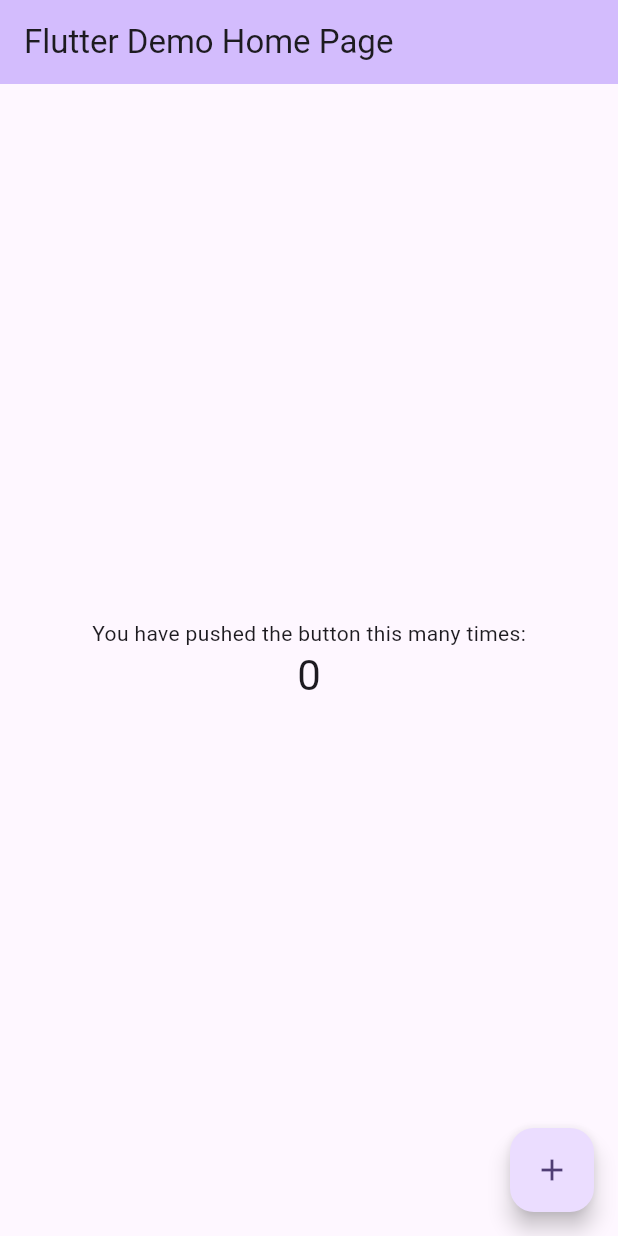
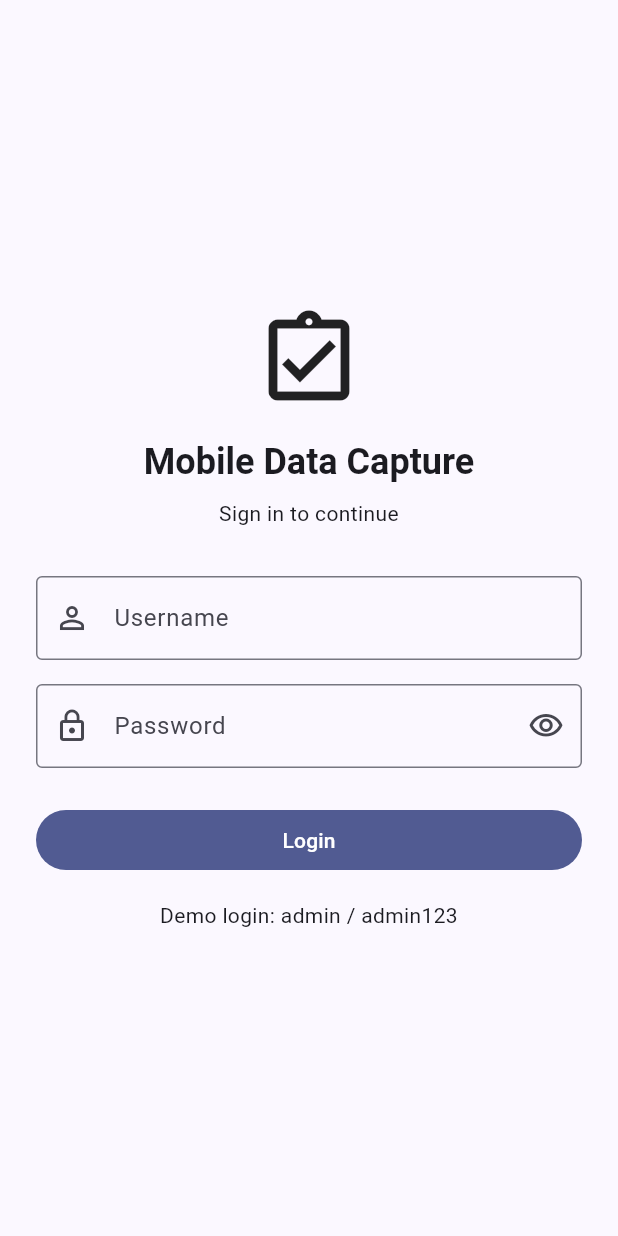
Before and after one commit to mrYumeth/mobile-data-capture-web-sync, a Flutter app: the screen it shows after launch, on a phone screen of 412 x 824 dp. Run offline on Flutter 3.47's test engine with Material 3 defaults, Android fonts, the phone set to English and light mode, and no system bars.

Commit message:
Add local login screen to Flutter app

```diff
--- /dev/null
+++ b/mobile-app/lib/app/app.dart
@@ -0,0 +1,20 @@
+import 'package:flutter/material.dart';
+
+import '../screens/login_screen.dart';
+
+class MobileDataCaptureApp extends StatelessWidget {
+  const MobileDataCaptureApp({super.key});
+
+  @override
+  Widget build(BuildContext context) {
+    return MaterialApp(
+      title: 'Mobile Data Capture',
+      debugShowCheckedModeBanner: false,
+      theme: ThemeData(
+        colorScheme: ColorScheme.fromSeed(seedColor: Colors.indigo),
+        useMaterial3: true,
+      ),
+      home: const LoginScreen(),
+    );
+  }
+}
--- a/mobile-app/lib/main.dart
+++ b/mobile-app/lib/main.dart
@@ -1,122 +1,8 @@
 import 'package:flutter/material.dart';
 
+import 'app/app.dart';
+
 void main() {
-  runApp(const MyApp());
+  WidgetsFlutterBinding.ensureInitialized();
+  runApp(const MobileDataCaptureApp());
 }
-
-class MyApp extends StatelessWidget {
-  const MyApp({super.key});
-
-  // This widget is the root of your application.
-  @override
-  Widget build(BuildContext context) {
-    return MaterialApp(
-      title: 'Flutter Demo',
-      theme: ThemeData(
-        // This is the theme of your application.
-        //
-        // TRY THIS: Try running your application with "flutter run". You'll see
-        // the application has a purple toolbar. Then, without quitting the app,
-        // try changing the seedColor in the colorScheme below to Colors.green
-        // and then invoke "hot reload" (save your changes or press the "hot
-        // reload" button in a Flutter-supported IDE, or press "r" if you used
-        // the command line to start the app).
-        //
-        // Notice that the counter didn't reset back to zero; the application
-        // state is not lost during the reload. To reset the state, use hot
-        // restart instead.
-        //
-        // This works for code too, not just values: Most code changes can be
-        // tested with just a hot reload.
-        colorScheme: .fromSeed(seedColor: Colors.deepPurple),
-      ),
-      home: const MyHomePage(title: 'Flutter Demo Home Page'),
-    );
-  }
-}
-
-class MyHomePage extends StatefulWidget {
-  const MyHomePage({super.key, required this.title});
-
-  // This widget is the home page of your application. It is stateful, meaning
-  // that it has a State object (defined below) that contains fields that affect
-  // how it looks.
-
-  // This class is the configuration for the state. It holds the values (in this
-  // case the title) provided by the parent (in this case the App widget) and
-  // used by the build method of the State. Fields in a Widget subclass are
-  // always marked "final".
-
-  final String title;
-
-  @override
-  State<MyHomePage> createState() => _MyHomePageState();
-}
-
-class _MyHomePageState extends State<MyHomePage> {
-  int _counter = 0;
-
-  void _incrementCounter() {
-    setState(() {
-      // This call to setState tells the Flutter framework that something has
-      // changed in this State, which causes it to rerun the build method below
-      // so that the display can reflect the updated values. If we changed
-      // _counter without calling setState(), then the build method would not be
-      // called again, and so nothing would appear to happen.
-      _counter++;
-    });
-  }
-
-  @override
-  Widget build(BuildContext context) {
-    // This method is rerun every time setState is called, for instance as done
-    // by the _incrementCounter method above.
-    //
-    // The Flutter framework has been optimized to make rerunning build methods
-    // fast, so that you can just rebuild anything that needs updating rather
-    // than having to individually change instances of widgets.
-    return Scaffold(
-      appBar: AppBar(
-        // TRY THIS: Try changing the color here to a specific color (to
-        // Colors.amber, perhaps?) and trigger a hot reload to see the AppBar
-        // change color while the other colors stay the same.
-        backgroundColor: Theme.of(context).colorScheme.inversePrimary,
-        // Here we take the value from the MyHomePage object that was created by
-        // the App.build method, and use it to set our appbar title.
-        title: Text(widget.title),
-      ),
-      body: Center(
-        // Center is a layout widget. It takes a single child and positions it
-        // in the middle of the parent.
-        child: Column(
-          // Column is also a layout widget. It takes a list of children and
-          // arranges them vertically. By default, it sizes itself to fit its
-          // children horizontally, and tries to be as tall as its parent.
-          //
-          // Column has various properties to control how it sizes itself and
-          // how it positions its children. Here we use mainAxisAlignment to
-          // center the children vertically; the main axis here is the vertical
-          // axis because Columns are vertical (the cross axis would be
-          // horizontal).
-          //
-          // TRY THIS: Invoke "debug painting" (choose the "Toggle Debug Paint"
-          // action in the IDE, or press "p" in the console), to see the
-          // wireframe for each widget.
-          mainAxisAlignment: .center,
-          children: [
-            const Text('You have pushed the button this many times:'),
-            Text(
-              '$_counter',
-              style: Theme.of(context).textTheme.headlineMedium,
-            ),
-          ],
-        ),
-      ),
-      floatingActionButton: FloatingActionButton(
-        onPressed: _incrementCounter,
-        tooltip: 'Increment',
-        child: const Icon(Icons.add),
-      ),
-    );
-  }
-}
--- /dev/null
+++ b/mobile-app/lib/screens/login_screen.dart
@@ -0,0 +1,159 @@
+import 'package:flutter/material.dart';
+
+import '../services/auth_service.dart';
+import 'home_screen.dart';
+
+class LoginScreen extends StatefulWidget {
+  const LoginScreen({super.key});
+
+  @override
+  State<LoginScreen> createState() => _LoginScreenState();
+}
+
+class _LoginScreenState extends State<LoginScreen> {
+  final _usernameController = TextEditingController();
+  final _passwordController = TextEditingController();
+  final _formKey = GlobalKey<FormState>();
+
+  final _authService = AuthService();
+
+  bool _isLoading = false;
+  bool _obscurePassword = true;
+
+  @override
+  void dispose() {
+    _usernameController.dispose();
+    _passwordController.dispose();
+    super.dispose();
+  }
+
+  Future<void> _login() async {
+    if (!_formKey.currentState!.validate()) {
+      return;
+    }
+
+    setState(() {
+      _isLoading = true;
+    });
+
+    final isSuccess = await _authService.login(
+      username: _usernameController.text,
+      password: _passwordController.text,
+    );
+
+    if (!mounted) return;
+
+    setState(() {
+      _isLoading = false;
+    });
+
+    if (isSuccess) {
+      Navigator.of(
+        context,
+      ).pushReplacement(MaterialPageRoute(builder: (_) => const HomeScreen()));
+    } else {
+      ScaffoldMessenger.of(context).showSnackBar(
+        const SnackBar(content: Text('Invalid username or password.')),
+      );
+    }
+  }
+
+  @override
+  Widget build(BuildContext context) {
+    return Scaffold(
+      body: SafeArea(
+        child: Center(
+          child: SingleChildScrollView(
+            padding: const EdgeInsets.all(24),
+            child: ConstrainedBox(
+              constraints: const BoxConstraints(maxWidth: 420),
+              child: Form(
+                key: _formKey,
+                child: Column(
+                  crossAxisAlignment: CrossAxisAlignment.stretch,
+                  children: [
+                    const Icon(Icons.assignment_turned_in_outlined, size: 72),
+                    const SizedBox(height: 16),
+                    Text(
+                      'Mobile Data Capture',
+                      textAlign: TextAlign.center,
+                      style: Theme.of(context).textTheme.headlineSmall
+                          ?.copyWith(fontWeight: FontWeight.bold),
+                    ),
+                    const SizedBox(height: 8),
+                    Text(
+                      'Sign in to continue',
+                      textAlign: TextAlign.center,
+                      style: Theme.of(context).textTheme.bodyMedium,
+                    ),
+                    const SizedBox(height: 32),
+                    TextFormField(
+                      controller: _usernameController,
+                      decoration: const InputDecoration(
+                        labelText: 'Username',
+                        prefixIcon: Icon(Icons.person_outline),
+                        border: OutlineInputBorder(),
+                      ),
+                      textInputAction: TextInputAction.next,
+                      validator: (value) {
+                        if (value == null || value.trim().isEmpty) {
+                          return 'Username is required';
+                        }
+                        return null;
+                      },
+                    ),
+                    const SizedBox(height: 16),
+                    TextFormField(
+                      controller: _passwordController,
+                      obscureText: _obscurePassword,
+                      decoration: InputDecoration(
+                        labelText: 'Password',
+                        prefixIcon: const Icon(Icons.lock_outline),
+                        border: const OutlineInputBorder(),
+                        suffixIcon: IconButton(
+                          icon: Icon(
+                            _obscurePassword
+                                ? Icons.visibility_outlined
+                                : Icons.visibility_off_outlined,
+                          ),
+                          onPressed: () {
+                            setState(() {
+                              _obscurePassword = !_obscurePassword;
+                            });
+                          },
+                        ),
+                      ),
+                      onFieldSubmitted: (_) => _login(),
+                      validator: (value) {
+                        if (value == null || value.isEmpty) {
+                          return 'Password is required';
+                        }
+                        return null;
+                      },
+                    ),
+                    const SizedBox(height: 24),
+                    FilledButton(
+                      onPressed: _isLoading ? null : _login,
+                      child: _isLoading
+                          ? const SizedBox(
+                              height: 20,
+                              width: 20,
+                              child: CircularProgressIndicator(strokeWidth: 2),
+                            )
+                          : const Text('Login'),
+                    ),
+                    const SizedBox(height: 16),
+                    const Text(
+                      'Demo login: admin / admin123',
+                      textAlign: TextAlign.center,
+                    ),
+                  ],
+                ),
+              ),
+            ),
+          ),
+        ),
+      ),
+    );
+  }
+}
--- /dev/null
+++ b/mobile-app/lib/services/auth_service.dart
@@ -0,0 +1,13 @@
+class AuthService {
+  static const String _demoUsername = 'admin';
+  static const String _demoPassword = 'admin123';
+
+  Future<bool> login({
+    required String username,
+    required String password,
+  }) async {
+    await Future.delayed(const Duration(milliseconds: 500));
+
+    return username.trim() == _demoUsername && password == _demoPassword;
+  }
+}
```
Also changed, not shown: mobile-app/lib/screens/home_screen.dart (added, +99 -0 lines), mobile-app/pubspec.yaml (+7 -0 lines), mobile-app/pubspec.lock, 5 other files.
